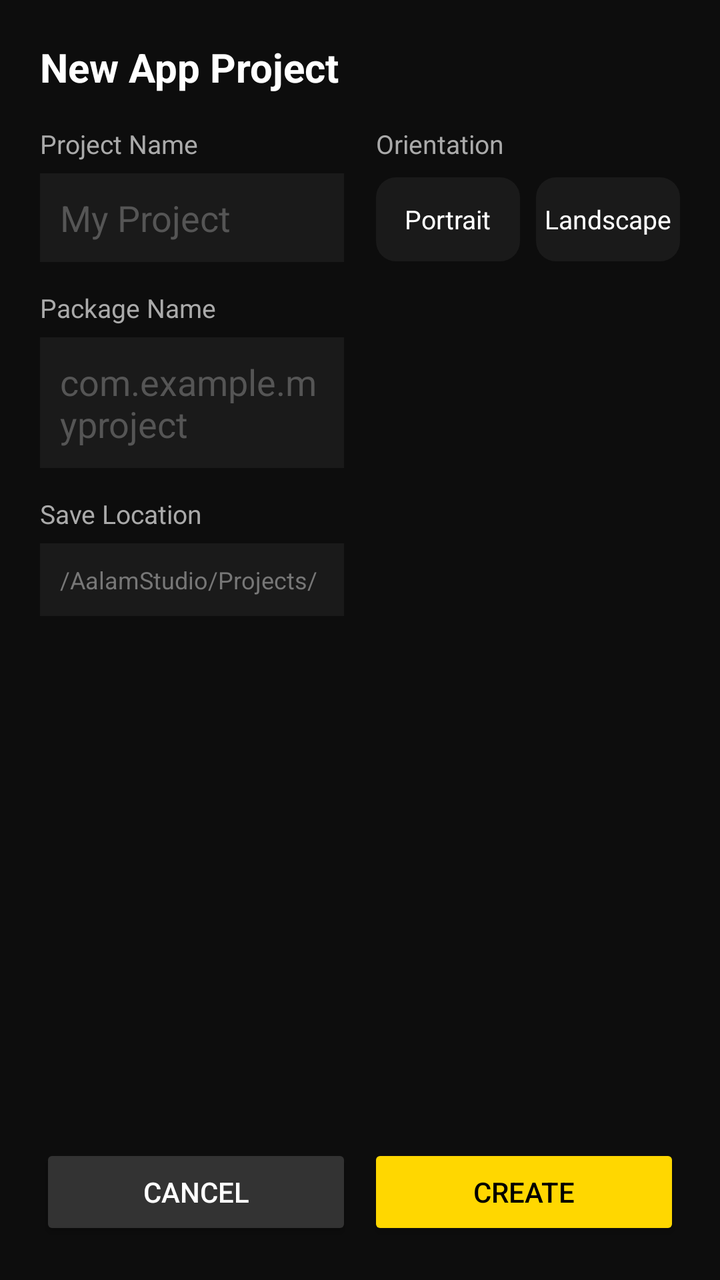
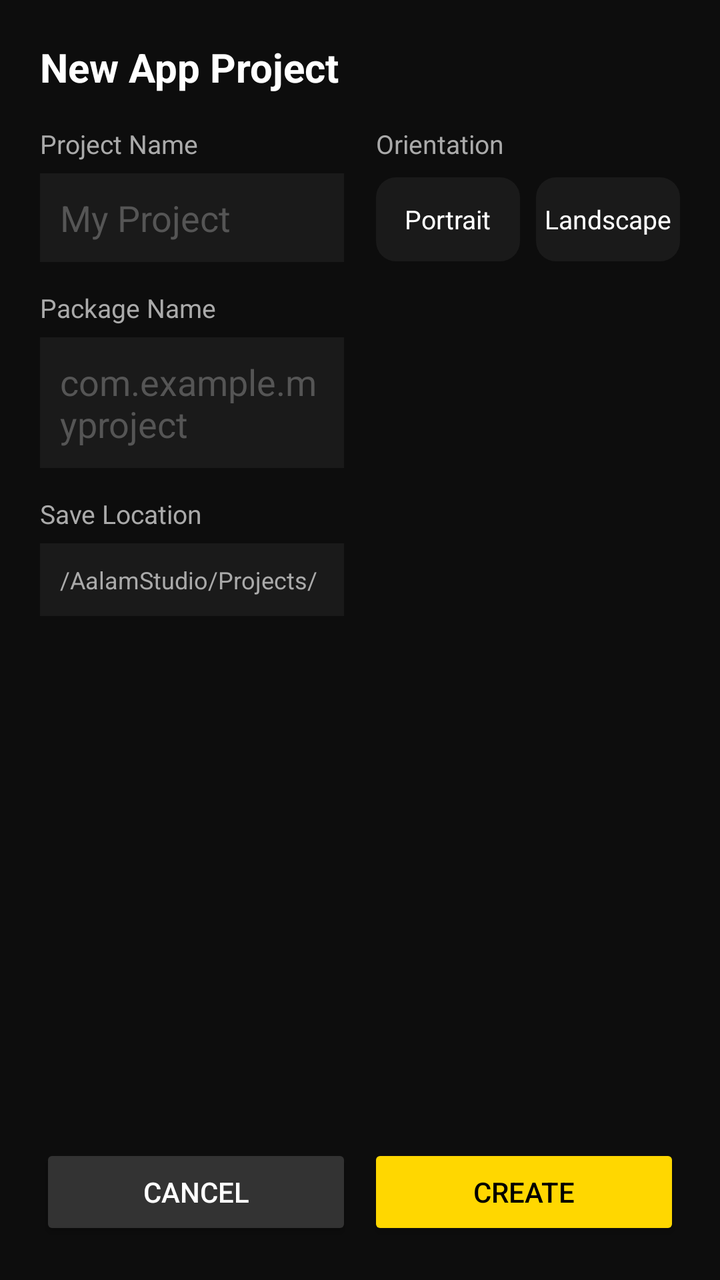

Compare the two renders of this Android layout. The source of the first and the diff that turns it into the second are given below.
<!-- AndroidManifest.xml: application theme Theme.AalamStudio -->
<!-- res/layout/activity_new_project.xml -->
<?xml version="1.0" encoding="utf-8"?>
<LinearLayout xmlns:android="http://schemas.android.com/apk/res/android"
    android:layout_width="match_parent"
    android:layout_height="match_parent"
    android:orientation="vertical"
    android:background="#0D0D0D"
    android:padding="20dp">

    <TextView
        android:id="@+id/screenTitle"
        android:layout_width="wrap_content"
        android:layout_height="wrap_content"
        android:text="New App Project"
        android:textColor="#FFFFFF"
        android:textSize="20sp"
        android:textStyle="bold"
        android:layout_marginBottom="16dp"/>

    <LinearLayout
        android:layout_width="match_parent"
        android:layout_height="0dp"
        android:layout_weight="1"
        android:orientation="horizontal">

        
        <LinearLayout
            android:layout_width="0dp"
            android:layout_height="match_parent"
            android:layout_weight="1"
            android:orientation="vertical"
            android:layout_marginEnd="16dp">

            <TextView
                android:layout_width="wrap_content"
                android:layout_height="wrap_content"
                android:text="Project Name"
                android:textColor="#AAAAAA"
                android:textSize="13sp"
                android:layout_marginBottom="6dp"/>

            <EditText
                android:id="@+id/inputProjectName"
                android:layout_width="match_parent"
                android:layout_height="wrap_content"
                android:hint="My Project"
                android:textColorHint="#555555"
                android:textColor="#FFFFFF"
                android:background="#1A1A1A"
                android:padding="10dp"
                android:layout_marginBottom="14dp"/>

            <TextView
                android:layout_width="wrap_content"
                android:layout_height="wrap_content"
                android:text="Package Name"
                android:textColor="#AAAAAA"
                android:textSize="13sp"
                android:layout_marginBottom="6dp"/>

            <EditText
                android:id="@+id/inputPackageName"
                android:layout_width="match_parent"
                android:layout_height="wrap_content"
                android:hint="com.example.myproject"
                android:textColorHint="#555555"
                android:textColor="#FFFFFF"
                android:background="#1A1A1A"
                android:padding="10dp"
                android:layout_marginBottom="14dp"/>

            <TextView
                android:layout_width="wrap_content"
                android:layout_height="wrap_content"
                android:text="Save Location"
                android:textColor="#AAAAAA"
                android:textSize="13sp"
                android:layout_marginBottom="6dp"/>

            <TextView
                android:id="@+id/locationPath"
                android:layout_width="match_parent"
                android:layout_height="wrap_content"
                android:text="/AalamStudio/Projects/"
                android:textColor="#777777"
                android:textSize="12sp"
                android:background="#1A1A1A"
                android:padding="10dp"/>

        </LinearLayout>

        
        <LinearLayout
            android:layout_width="0dp"
            android:layout_height="match_parent"
            android:layout_weight="1"
            android:orientation="vertical">

            
            <LinearLayout
                android:id="@+id/panelAppOptions"
                android:layout_width="match_parent"
                android:layout_height="wrap_content"
                android:orientation="vertical"
                android:visibility="visible">

                <TextView
                    android:layout_width="wrap_content"
                    android:layout_height="wrap_content"
                    android:text="Orientation"
                    android:textColor="#AAAAAA"
                    android:textSize="13sp"
                    android:layout_marginBottom="8dp"/>

                <LinearLayout
                    android:layout_width="match_parent"
                    android:layout_height="wrap_content"
                    android:orientation="horizontal">

                    <LinearLayout
                        android:id="@+id/orientPortrait"
                        android:layout_width="0dp"
                        android:layout_height="42dp"
                        android:layout_weight="1"
                        android:layout_marginEnd="8dp"
                        android:gravity="center"
                        android:background="@drawable/bg_type_card">

                        <TextView
                            android:layout_width="wrap_content"
                            android:layout_height="wrap_content"
                            android:text="Portrait"
                            android:textColor="#FFFFFF"
                            android:textSize="13sp"/>
                    </LinearLayout>

                    <LinearLayout
                        android:id="@+id/orientLandscape"
                        android:layout_width="0dp"
                        android:layout_height="42dp"
                        android:layout_weight="1"
                        android:gravity="center"
                        android:background="@drawable/bg_type_card">

                        <TextView
                            android:layout_width="wrap_content"
                            android:layout_height="wrap_content"
                            android:text="Landscape"
                            android:textColor="#FFFFFF"
                            android:textSize="13sp"/>
                    </LinearLayout>

                </LinearLayout>
            </LinearLayout>

            
            <LinearLayout
                android:id="@+id/panelGameOptions"
                android:layout_width="match_parent"
                android:layout_height="wrap_content"
                android:orientation="vertical"
                android:visibility="gone">

                <TextView
                    android:layout_width="wrap_content"
                    android:layout_height="wrap_content"
                    android:text="Game Type"
                    android:textColor="#AAAAAA"
                    android:textSize="13sp"
                    android:layout_marginBottom="8dp"/>

                <LinearLayout
                    android:layout_width="match_parent"
                    android:layout_height="wrap_content"
                    android:orientation="horizontal"
                    android:layout_marginBottom="16dp">

                    <LinearLayout
                        android:id="@+id/game2D"
                        android:layout_width="0dp"
                        android:layout_height="42dp"
                        android:layout_weight="1"
                        android:layout_marginEnd="8dp"
                        android:gravity="center"
                        android:background="@drawable/bg_type_card">

                        <TextView
                            android:layout_width="wrap_content"
                            android:layout_height="wrap_content"
                            android:text="2D"
                            android:textColor="#FFFFFF"
                            android:textSize="13sp"/>
                    </LinearLayout>

                    <LinearLayout
                        android:id="@+id/game3D"
                        android:layout_width="0dp"
                        android:layout_height="42dp"
                        android:layout_weight="1"
                        android:gravity="center"
                        android:background="@drawable/bg_type_card">

                        <TextView
                            android:layout_width="wrap_content"
                            android:layout_height="wrap_content"
                            android:text="3D"
                            android:textColor="#FFFFFF"
                            android:textSize="13sp"/>
                    </LinearLayout>

                </LinearLayout>

                
                <LinearLayout
                    android:id="@+id/gameOrientationContainer"
                    android:layout_width="match_parent"
                    android:layout_height="wrap_content"
                    android:orientation="vertical"
                    android:visibility="visible">

                    <TextView
                        android:layout_width="wrap_content"
                        android:layout_height="wrap_content"
                        android:text="Orientation"
                        android:textColor="#AAAAAA"
                        android:textSize="13sp"
                        android:layout_marginBottom="8dp"/>

                    <LinearLayout
                        android:layout_width="match_parent"
                        android:layout_height="wrap_content"
                        android:orientation="horizontal">

                        <LinearLayout
                            android:id="@+id/gameOrientPortrait"
                            android:layout_width="0dp"
                            android:layout_height="42dp"
                            android:layout_weight="1"
                            android:layout_marginEnd="8dp"
                            android:gravity="center"
                            android:background="@drawable/bg_type_card">

                            <TextView
                                android:layout_width="wrap_content"
                                android:layout_height="wrap_content"
                                android:text="Portrait"
                                android:textColor="#FFFFFF"
                                android:textSize="13sp"/>
                        </LinearLayout>

                        <LinearLayout
                            android:id="@+id/gameOrientLandscape"
                            android:layout_width="0dp"
                            android:layout_height="42dp"
                            android:layout_weight="1"
                            android:gravity="center"
                            android:background="@drawable/bg_type_card">

                            <TextView
                                android:layout_width="wrap_content"
                                android:layout_height="wrap_content"
                                android:text="Landscape"
                                android:textColor="#FFFFFF"
                                android:textSize="13sp"/>
                        </LinearLayout>

                    </LinearLayout>
                </LinearLayout>

                
                <TextView
                    android:id="@+id/gameOrientationLockedText"
                    android:layout_width="wrap_content"
                    android:layout_height="wrap_content"
                    android:text="Orientation: Landscape (fixed for 3D)"
                    android:textColor="#777777"
                    android:textSize="12sp"
                    android:visibility="gone"/>

            </LinearLayout>

        </LinearLayout>

    </LinearLayout>

    
    <LinearLayout
        android:layout_width="match_parent"
        android:layout_height="wrap_content"
        android:orientation="horizontal"
        android:layout_marginTop="16dp">

        <Button
            android:id="@+id/btnCancel"
            android:layout_width="0dp"
            android:layout_height="wrap_content"
            android:layout_weight="1"
            android:layout_marginEnd="8dp"
            android:text="Cancel"
            android:backgroundTint="#333333"
            android:textColor="#FFFFFF"/>

        <Button
            android:id="@+id/btnCreateProject"
            android:layout_width="0dp"
            android:layout_height="wrap_content"
            android:layout_weight="1"
            android:text="Create"
            android:backgroundTint="#FFD700"
            android:textColor="#000000"/>

    </LinearLayout>

</LinearLayout>
<!-- resources referenced by this layout -->
<resources>
  <!-- drawable bg_type_card (drawable) -->
  <?xml version="1.0" encoding="utf-8"?>
  <selector xmlns:android="http://schemas.android.com/apk/res/android">
      <item android:state_selected="true">
          <shape android:shape="rectangle">
              <solid android:color="#221A00"/>
              <stroke android:width="2dp" android:color="#FFD700"/>
              <corners android:radius="10dp"/>
          </shape>
      </item>
      <item>
          <shape android:shape="rectangle">
              <solid android:color="#1A1A1A"/>
              <corners android:radius="10dp"/>
          </shape>
      </item>
  </selector>
  <style name="Theme.AalamStudio" parent="Theme.MaterialComponents.DayNight.NoActionBar">
          <item name="colorPrimary">@color/gold</item>
          <item name="android:windowBackground">@color/navy</item>
          <item name="android:statusBarColor">#0D0D0D</item>
      </style>
  <color name="gold">#D4AF37</color>
  <color name="navy">#0D0D0D</color>
</resources>

<!-- the commit's change to res/layout/activity_new_project.xml (unified diff, before → after) -->
@@ -81,7 +81,7 @@
                 android:layout_width="match_parent"
                 android:layout_height="wrap_content"
                 android:text="/AalamStudio/Projects/"
-                android:textColor="#777777"
+                android:textColor="#AAAAAA"
                 android:textSize="12sp"
                 android:background="#1A1A1A"
                 android:padding="10dp"/>
@@ -209,7 +209,6 @@
 
                 </LinearLayout>
 
-                
                 <LinearLayout
                     android:id="@+id/gameOrientationContainer"
                     android:layout_width="match_parent"
@@ -266,7 +265,6 @@
                     </LinearLayout>
                 </LinearLayout>
 
-                
                 <TextView
                     android:id="@+id/gameOrientationLockedText"
                     android:layout_width="wrap_content"
